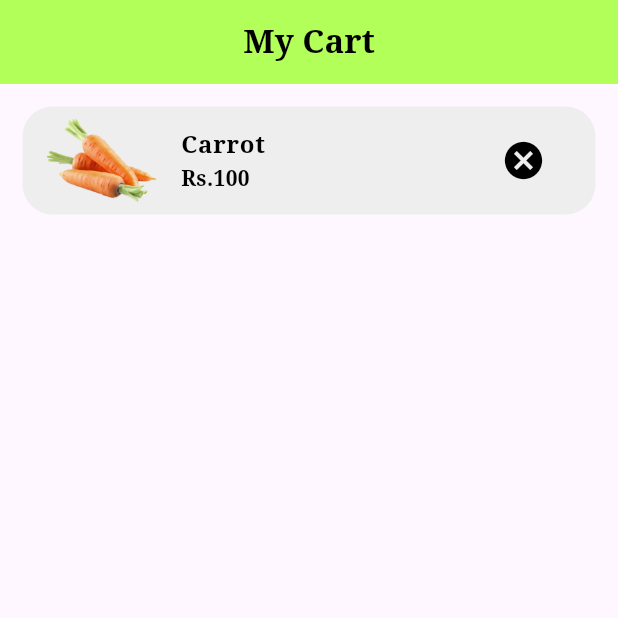
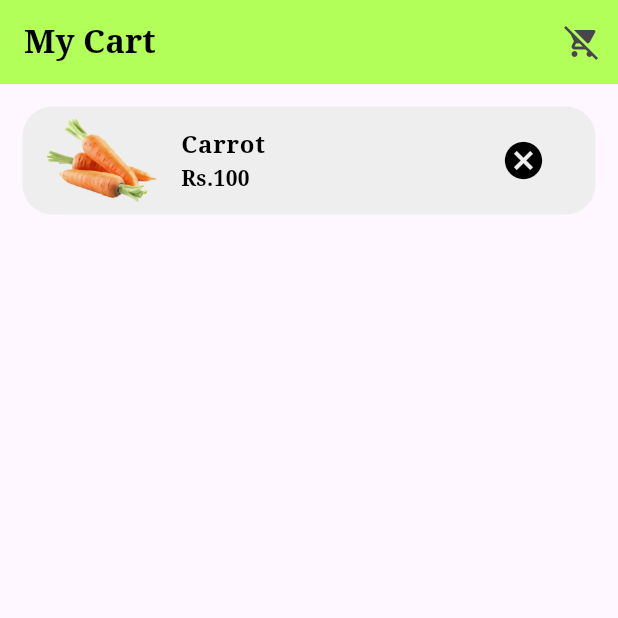
Before and after one commit to krishnarajkumar0610/grocery_app, a Flutter app: the HomePage screen opened directly, scrolled down 576 dp, after a tap on the "add shopping cart" icon, on a phone screen of 412 x 824 dp, the top half of it. Run offline on Flutter 3.47's test engine with Material 3 defaults, Android fonts, the phone set to English and light mode, and no system bars; our stand-ins replace flutter_bloc, google_fonts, shared_preferences; accounts and stored records are empty.

Commit message:
Grocery app

```diff
--- a/grocery_app/lib/bloc/grocery_bloc.dart
+++ b/grocery_app/lib/bloc/grocery_bloc.dart
@@ -99,13 +99,15 @@ class GroceryBloc extends Bloc<GroceryEvents, GroceryStates> {
 
       dynamic data;
       final sharedPreference = await SharedPreferences.getInstance();
+      // sharedPreference.remove("shopItem");
+      //print("SHOPITEM REMOVED");
       if (!sharedPreference.containsKey("shopItem")) {
-        final encodedList = jsonEncode(shopItem);
-        await sharedPreference.setString("shopItem", encodedList);
+        print("DATA POGUDHU");
+        await sendData(keyName: "shopItem", item: shopItem);
       }
-
       data = sharedPreference.getString("shopItem");
       data = jsonDecode(data);
+      print(data.runtimeType);
       print("ILAMA IRUNCHU IPA VANDHURUCHU");
 
       emit(GroceryStates(
@@ -116,14 +118,24 @@ class GroceryBloc extends Bloc<GroceryEvents, GroceryStates> {
           totalAmount: state.totalAmount));
     });
 
+    on<Clearcart>((event, emit) async {
+      final sharedPreference = await SharedPreferences.getInstance();
+       sharedPreference.remove("cartItem");
+      emit(GroceryStates(
+          shopItems: state.shopItems,
+          cartItems: [],
+          greetingStatus: state.greetingStatus,
+          themeStatus: state.themeStatus,
+          totalAmount: state.totalAmount));
+    });
+
     on<AddToCart>((event, emit) async {
       final sharedPreference = await SharedPreferences.getInstance();
-      // sharedPreference.clear();
       final data;
-      List cartItem = state.cartItems ?? [];
+      List cartItem = [];
       if (!sharedPreference.containsKey("cartItem")) {
         cartItem.add(state.shopItems?[event.index!]);
-        await sharedPreference.setString("cartItem", jsonEncode(cartItem));
+        sendData(keyName: "cartItem", item: cartItem);
         print("INSIDE IF : $cartItem");
       } else {
         data = sharedPreference.getString("cartItem");
@@ -145,12 +157,13 @@ class GroceryBloc extends Bloc<GroceryEvents, GroceryStates> {
       final sharedPreference = await SharedPreferences.getInstance();
       // sharedPreference.clear();
       final data;
-      List cartItem = state.cartItems ?? [];
+      List cartItem;
 
       data = sharedPreference.getString("cartItem");
       cartItem = jsonDecode(data);
       print("ENCODED DATA : $cartItem");
       cartItem.removeAt(event.index!);
+      sharedPreference.remove("cartItem");
       await sharedPreference.setString("cartItem", jsonEncode(cartItem));
       print("INSIDE ELSE : $cartItem");
 
@@ -214,4 +227,18 @@ class GroceryBloc extends Bloc<GroceryEvents, GroceryStates> {
       if (fullName[0] == " " || fullName.isEmpty) {}
     });
   }
+
+  Future<void> sendData({required final item, required String keyName}) async {
+    final sharedPreference = await SharedPreferences.getInstance();
+    await sharedPreference.setString(keyName, jsonEncode(item));
+    print("DATA SENDED");
+  }
+//
+// Future<List<dynamic>> getData({required String keyName}) async {
+//   final sharedPreference = await SharedPreferences.getInstance();
+//   final encodedData = jsonEncode(keyName);
+//   // final encodedList = jsonEncode(item);
+//   // await sharedPreference.setString(keyName, encodedList);
+//   return encodedData as List<dynamic>;
+// }
 }
--- a/grocery_app/lib/bloc/grocery_events.dart
+++ b/grocery_app/lib/bloc/grocery_events.dart
@@ -1,4 +1,8 @@
 class GroceryEvents {}
+
+class GetInitialData extends GroceryEvents {}
+
+class Clearcart extends GroceryEvents {}
 
 class AddToCart extends GroceryEvents {
   int? index;
@@ -33,5 +37,3 @@ class SignupValidation extends GroceryEvents {
 
   SignupValidation({this.fullName, this.emailId, this.password});
 }
-
-class GetInitialData extends GroceryEvents {}
--- a/grocery_app/lib/screens/logins/sign_up.dart
+++ b/grocery_app/lib/screens/logins/sign_up.dart
@@ -128,7 +128,7 @@ class _SignUpState extends State<SignUp> {
               child: GestureDetector(
                   onTap: () {
                     // when i sign up then it need to display a box to tell go to sign in page
-                    context.read<GroceryBloc>().add(SignupValidation());
+                    //context.read<GroceryBloc>().add(SignupValidation());
                     _fullName.clear();
                     _email.clear();
                     _password.clear();
@@ -143,7 +143,7 @@ class _SignUpState extends State<SignUp> {
                       height: orientation == Orientation.portrait
                           ? deviceHeight * 0.05
                           : deviceHeight * 0.10,
-                      text: "SIGN IN",
+                      text: "SIGN UP",
                       color: Colors.lightGreen)),
             ),
             Padding(
--- a/grocery_app/lib/screens/pages/cart_page.dart
+++ b/grocery_app/lib/screens/pages/cart_page.dart
@@ -1,3 +1,5 @@
+import 'dart:ui';
+
 import 'package:flutter/material.dart';
 import 'package:flutter_bloc/flutter_bloc.dart';
 
@@ -7,19 +9,8 @@ import '../../bloc/grocery_bloc.dart';
 import '../../bloc/grocery_events.dart';
 import '../../bloc/grocery_states.dart';
 
-class CartPage extends StatefulWidget {
+class CartPage extends StatelessWidget {
   const CartPage({super.key});
-
-  @override
-  State<CartPage> createState() => _CartPageState();
-}
-
-class _CartPageState extends State<CartPage> {
-  @override
-  void initState() {
-    // TODO: implement initState
-    super.initState();
-  }
 
   @override
   Widget build(BuildContext context) {
@@ -28,21 +19,54 @@ class _CartPageState extends State<CartPage> {
         appBar: AppBar(
           automaticallyImplyLeading: false,
           backgroundColor: Colors.lightGreenAccent,
-          centerTitle: true,
           title: Text(
             "My Cart",
             style: GoogleFonts.notoSerif(
                 fontWeight: FontWeight.bold, color: Colors.black),
           ),
+          actions: [
+            IconButton(
+              tooltip: "Clear cart",
+              icon: const Icon(Icons.remove_shopping_cart),
+              onPressed: () {
+                showDialog(
+                  context: context,
+                  builder: (context) => AlertDialog(
+                    content: const Text("Need confirmation to clear cart"),
+                    actions: [
+                      MaterialButton(
+                        onPressed: () {
+                          context.read<GroceryBloc>().add(Clearcart());
+                          Navigator.pop(context);
+                        },
+                        color: Colors.green,
+                        child: const Text("Clear cart"),
+                      )
+                    ],
+                  ),
+                );
+              },
+            )
+          ],
         ),
         body: BlocConsumer<GroceryBloc, GroceryStates>(
           builder: (context, state) {
             // Your UI based on state goes here
             return state.cartItems!.isEmpty
                 ? const Center(
-                    child: Icon(
-                    Icons.remove_shopping_cart,
-                    size: 200,
+                    child: Column(
+                    mainAxisAlignment: MainAxisAlignment.center,
+                    children: [
+                      Text(
+                        "🛒",
+                        style: TextStyle(fontSize: 200),
+                      ),
+                      Text(
+                        "Cart is empty",
+                        style: TextStyle(
+                            fontSize: 20, fontWeight: FontWeight.bold),
+                      )
+                    ],
                   ))
                 : ListView.builder(
                     itemCount: state.cartItems!.length,
```
